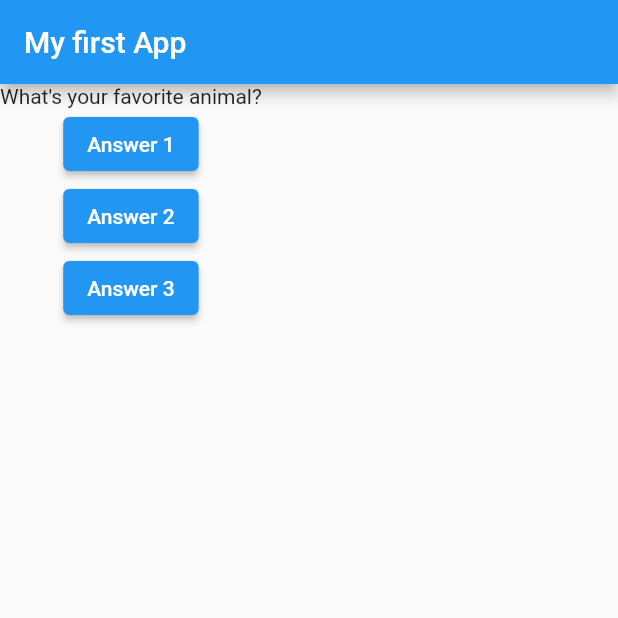
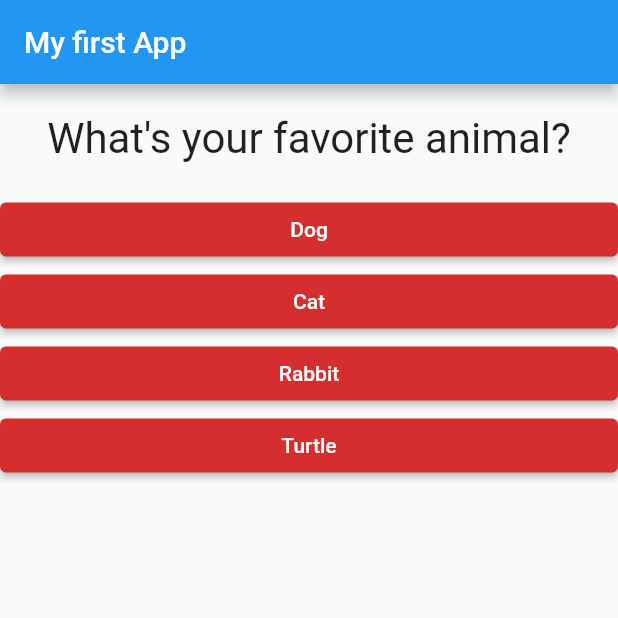
Before and after one commit to aikssen/my_app, a Flutter app: the screen it shows after launch, on a phone screen of 412 x 824 dp, the top half of it. Run offline on Flutter 3.47's test engine with Material 2 defaults, Android fonts, the phone set to English and light mode, and no system bars.

```diff
--- /dev/null
+++ b/lib/answer.dart
@@ -0,0 +1,22 @@
+import 'package:flutter/material.dart';
+
+class Answer extends StatelessWidget {
+  final String answerText;
+  final Function selectHandler;
+
+  Answer(this.answerText, this.selectHandler);
+
+  @override
+  Widget build(BuildContext context) {
+    return Container(
+      width: double.infinity,
+      child: ElevatedButton(
+        onPressed: selectHandler,
+        child: Text(answerText),
+        style: ButtonStyle(
+          backgroundColor: MaterialStateProperty.all(Colors.red[700]),
+        ),
+      ),
+    );
+  }
+}
--- a/lib/main.dart
+++ b/lib/main.dart
@@ -1,32 +1,44 @@
 import 'package:flutter/material.dart';
 
+import './question.dart';
+import './answer.dart';
 
 void main() => runApp(MyApp());
 
 class MyApp extends StatefulWidget {
   @override
   State<StatefulWidget> createState() {
-    return MyAppState();
+    return _MyAppState();
   }
 }
 
 
-class MyAppState extends State<MyApp> {
-  var questionIndex = 0;
+class _MyAppState extends State<MyApp> {
+  var _questionIndex = 0;
 
-  void answerQuestion() {
+  void _answerQuestion() {
     setState(() {
-      questionIndex = questionIndex + 1;
+      _questionIndex = _questionIndex + 1;
     });
 
-    print(questionIndex);
+    print(_questionIndex);
   }
 
   @override
   Widget build(BuildContext context) {
-    var questions = [
-      'What\'s your favorite animal?',
-      'Wat\'s your favorite color?',
+    const questions = const [
+      {
+        'questionText':'What\'s your favorite animal?',
+        'answers': ['Dog', 'Cat', 'Rabbit', 'Turtle'],
+      },
+      {
+        'questionText': 'What\'s your favorite color?',
+        'answers': ['Black', 'White', 'Red', 'Blue'],
+      },
+      {
+        'questionText': 'Who\'s your favorite hero?',
+        'answers': ['Iron man', 'Thor', 'Captain America', 'Spiderman'],
+      },
     ];
     return MaterialApp(
       home: Scaffold(
@@ -35,21 +47,10 @@ class MyAppState extends State<MyApp> {
         ),
         body: Column(
           children: <Widget>[
-            Text(questions[questionIndex]),
-            ElevatedButton(
-              onPressed: answerQuestion,
-              child: Text('Answer 1'),
-            ),
-            ElevatedButton(
-              onPressed: () => print('option'),
-              child: Text('Answer 2'),
-            ),
-            ElevatedButton(
-              onPressed: (){
-                print('option 3');
-              },
-              child: Text('Answer 3'),
-            ),
+            Question(questions[_questionIndex]['questionText']),
+            ...(questions[_questionIndex]['answers'] as List<String>).map((answer) {
+              return Answer(answer, _answerQuestion);
+            }).toList(),
           ]
         ),
       ),
--- /dev/null
+++ b/lib/question.dart
@@ -0,0 +1,22 @@
+import 'package:flutter/material.dart';
+
+class Question extends StatelessWidget {
+  final String questionText;
+
+  Question(this.questionText);
+
+  @override
+  Widget build(BuildContext context) {
+    return Container(
+      width: double.infinity,
+      margin: EdgeInsets.all(20),
+      child: Text(
+        questionText,
+        style: TextStyle(
+          fontSize: 28,
+        ),
+        textAlign: TextAlign.center,
+      ),
+    );
+  }
+}
```
